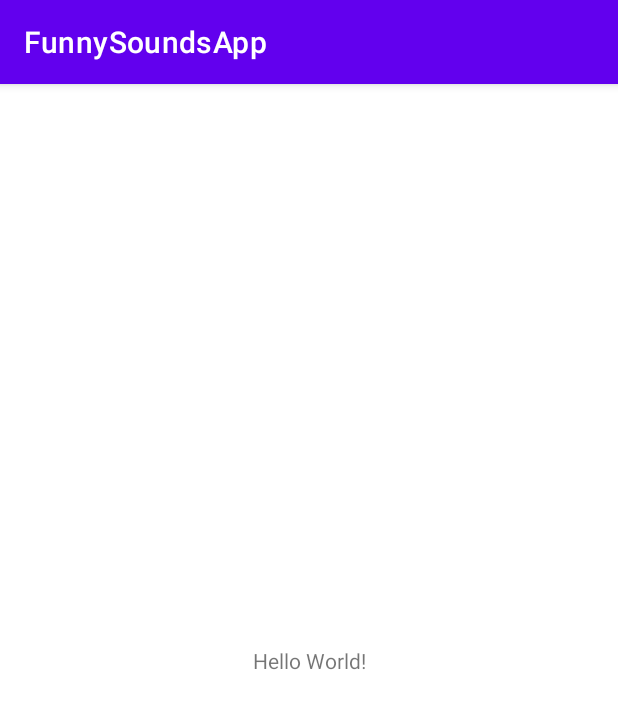
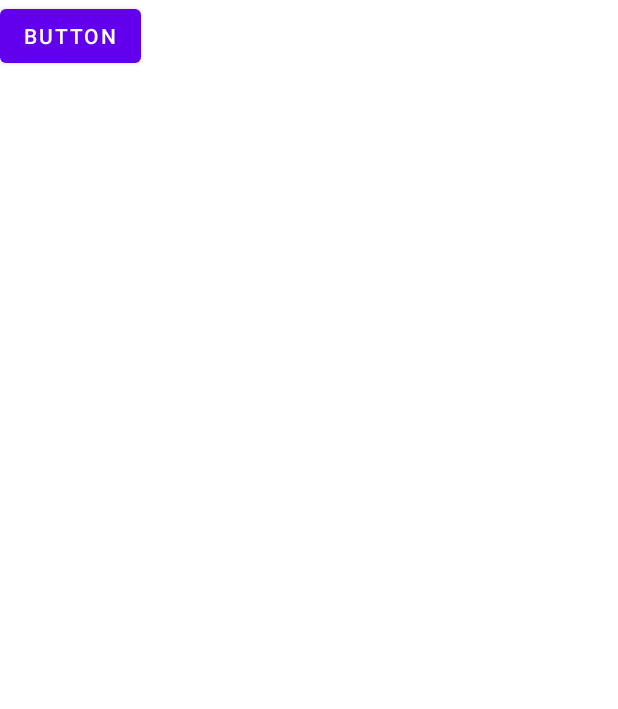
Before and after one commit to mask1to/funnySoundApp, an Android app: the screen it shows after launch (MainActivity), on a phone screen of 412 x 824 dp. Shown: the top 709 px of the screen. Run offline under Robolectric (Android 15) with nearby library versions, the phone set to English and light mode, and no system bars.

Commit message:
structureSetupCommit
structureSetupCommit

```diff
--- a/FunnySoundsApp/app/src/main/java/com/example/funnysoundsapp/MainActivity.kt
+++ b/FunnySoundsApp/app/src/main/java/com/example/funnysoundsapp/MainActivity.kt
@@ -2,11 +2,18 @@ package com.example.funnysoundsapp
 
 import androidx.appcompat.app.AppCompatActivity
 import android.os.Bundle
+import androidx.navigation.Navigation
 
-class MainActivity : AppCompatActivity() {
+class MainActivity : AppCompatActivity()
+{
     override fun onCreate(savedInstanceState: Bundle?)
     {
         super.onCreate(savedInstanceState)
         setContentView(R.layout.activity_main)
     }
+
+    override fun onSupportNavigateUp(): Boolean
+    {
+        return Navigation.findNavController(this, R.id.nav_host_fragment).navigateUp()
+    }
 }
--- /dev/null
+++ b/FunnySoundsApp/app/src/main/java/com/example/funnysoundsapp/fragmets/WelcomeScreenFragment.kt
@@ -0,0 +1,41 @@
+package com.example.funnysoundsapp.fragmets
+
+import android.os.Bundle
+import android.view.LayoutInflater
+import android.view.View
+import android.view.ViewGroup
+import androidx.appcompat.app.AppCompatActivity
+import androidx.fragment.app.Fragment
+import com.example.funnysoundsapp.R
+
+class WelcomeScreenFragment : Fragment()
+{
+    override fun onCreate(savedInstanceState: Bundle?)
+    {
+        super.onCreate(savedInstanceState)
+        parentFragment?.activity?.actionBar?.hide()
+    }
+
+    override fun onCreateView(inflater: LayoutInflater, container: ViewGroup?,
+                              savedInstanceState: Bundle?): View?
+    {
+        return inflater.inflate(R.layout.welcome_screen_fragment, container, false)
+    }
+
+    override fun onViewCreated(view: View, savedInstanceState: Bundle?)
+    {
+        super.onViewCreated(view, savedInstanceState)
+    }
+
+    override fun onResume()
+    {
+        super.onResume()
+        (activity as AppCompatActivity).supportActionBar?.hide()
+    }
+
+    override fun onStop()
+    {
+        super.onStop()
+        (activity as AppCompatActivity).supportActionBar?.show()
+    }
+}
--- a/FunnySoundsApp/app/src/main/res/layout/activity_main.xml
+++ b/FunnySoundsApp/app/src/main/res/layout/activity_main.xml
@@ -1,18 +1,30 @@
-<?xml version="1.0" encoding="utf-8"?>
 <androidx.constraintlayout.widget.ConstraintLayout xmlns:android="http://schemas.android.com/apk/res/android"
+    xmlns:tools="http://schemas.android.com/tools"
     xmlns:app="http://schemas.android.com/apk/res-auto"
-    xmlns:tools="http://schemas.android.com/tools"
+    android:id="@+id/container"
     android:layout_width="match_parent"
     android:layout_height="match_parent"
     tools:context=".MainActivity">
 
-    <TextView
+    <androidx.fragment.app.FragmentContainerView
+        android:layout_width="0dp"
+        android:layout_height="0dp"
+        app:layout_constraintLeft_toLeftOf="parent"
+        app:layout_constraintRight_toRightOf="parent"
+        app:layout_constraintTop_toTopOf="parent"
+        app:layout_constraintBottom_toBottomOf="parent"
+        android:id="@+id/nav_host_fragment"
+        android:name="androidx.navigation.fragment.NavHostFragment"
+        app:defaultNavHost="true"
+        app:navGraph="@navigation/main"
+        />
+
+    <com.google.android.material.bottomnavigation.BottomNavigationView
+        android:id="@+id/nav_view"
+        app:layout_constraintStart_toStartOf="parent"
+        app:layout_constraintBottom_toBottomOf="parent"
         android:layout_width="wrap_content"
         android:layout_height="wrap_content"
-        android:text="Hello World!"
-        app:layout_constraintBottom_toBottomOf="parent"
-        app:layout_constraintLeft_toLeftOf="parent"
-        app:layout_constraintRight_toRightOf="parent"
-        app:layout_constraintTop_toTopOf="parent" />
+        android:visibility="gone" />
 
 </androidx.constraintlayout.widget.ConstraintLayout>
--- /dev/null
+++ b/FunnySoundsApp/app/src/main/res/layout/login_fragment.xml
@@ -0,0 +1,6 @@
+<?xml version="1.0" encoding="utf-8"?>
+<androidx.constraintlayout.widget.ConstraintLayout xmlns:android="http://schemas.android.com/apk/res/android"
+    android:layout_width="match_parent"
+    android:layout_height="match_parent">
+
+</androidx.constraintlayout.widget.ConstraintLayout>
--- /dev/null
+++ b/FunnySoundsApp/app/src/main/res/layout/main_fragment.xml
@@ -0,0 +1,6 @@
+<?xml version="1.0" encoding="utf-8"?>
+<androidx.constraintlayout.widget.ConstraintLayout xmlns:android="http://schemas.android.com/apk/res/android"
+    android:layout_width="match_parent"
+    android:layout_height="match_parent">
+
+</androidx.constraintlayout.widget.ConstraintLayout>
--- /dev/null
+++ b/FunnySoundsApp/app/src/main/res/layout/register_fragment.xml
@@ -0,0 +1,6 @@
+<?xml version="1.0" encoding="utf-8"?>
+<androidx.constraintlayout.widget.ConstraintLayout xmlns:android="http://schemas.android.com/apk/res/android"
+    android:layout_width="match_parent"
+    android:layout_height="match_parent">
+
+</androidx.constraintlayout.widget.ConstraintLayout>
--- /dev/null
+++ b/FunnySoundsApp/app/src/main/res/layout/welcome_screen_fragment.xml
@@ -0,0 +1,14 @@
+<?xml version="1.0" encoding="utf-8"?>
+<androidx.constraintlayout.widget.ConstraintLayout xmlns:android="http://schemas.android.com/apk/res/android"
+    xmlns:tools="http://schemas.android.com/tools"
+    android:layout_width="match_parent"
+    android:layout_height="match_parent">
+
+    <Button
+        android:id="@+id/button"
+        android:layout_width="wrap_content"
+        android:layout_height="wrap_content"
+        android:text="Button"
+        tools:layout_editor_absoluteX="158dp"
+        tools:layout_editor_absoluteY="396dp" />
+</androidx.constraintlayout.widget.ConstraintLayout>
--- /dev/null
+++ b/FunnySoundsApp/app/src/main/res/navigation/main.xml
@@ -0,0 +1,40 @@
+<?xml version="1.0" encoding="utf-8"?>
+<navigation xmlns:android="http://schemas.android.com/apk/res/android"
+    xmlns:app="http://schemas.android.com/apk/res-auto"
+    xmlns:tools="http://schemas.android.com/tools"
+    android:id="@+id/main"
+    app:startDestination="@id/welcomeFragment">
+
+    <fragment
+        android:id="@+id/welcomeFragment"
+        android:name="com.example.funnysoundsapp.fragmets.WelcomeScreenFragment"
+        android:label="WelcomeFragment"
+        tools:layout="@layout/welcome_screen_fragment">
+
+    </fragment>
+
+    <fragment
+        android:id="@+id/loginFragment"
+        android:name="com.example.funnysoundsapp.fragmets.LoginFragment"
+        android:label="LoginFragment"
+        tools:layout="@layout/login_fragment">
+
+    </fragment>
+
+    <fragment
+        android:id="@+id/registerFragment"
+        android:name="com.example.funnysoundsapp.fragmets.RegisterFragment"
+        android:label="RegisterFragment"
+        tools:layout="@layout/register_fragment">
+
+    </fragment>
+
+    <fragment
+        android:id="@+id/mainFragment"
+        android:name="com.example.funnysoundsapp.fragmets.MainFragment"
+        android:label="MainFragment"
+        tools:layout="@layout/main_fragment">
+
+    </fragment>
+
+</navigation>
```
Also changed, not shown: FunnySoundsApp/app/build.gradle (+7 -0 lines), FunnySoundsApp/app/src/main/java/com/example/funnysoundsapp/fragmets/LoginFragment.kt (added, +41 -0 lines), FunnySoundsApp/app/src/main/java/com/example/funnysoundsapp/fragmets/MainFragment.kt (added, +38 -0 lines), FunnySoundsApp/app/src/main/java/com/example/funnysoundsapp/fragmets/RegisterFragment.kt (added, +41 -0 lines).
